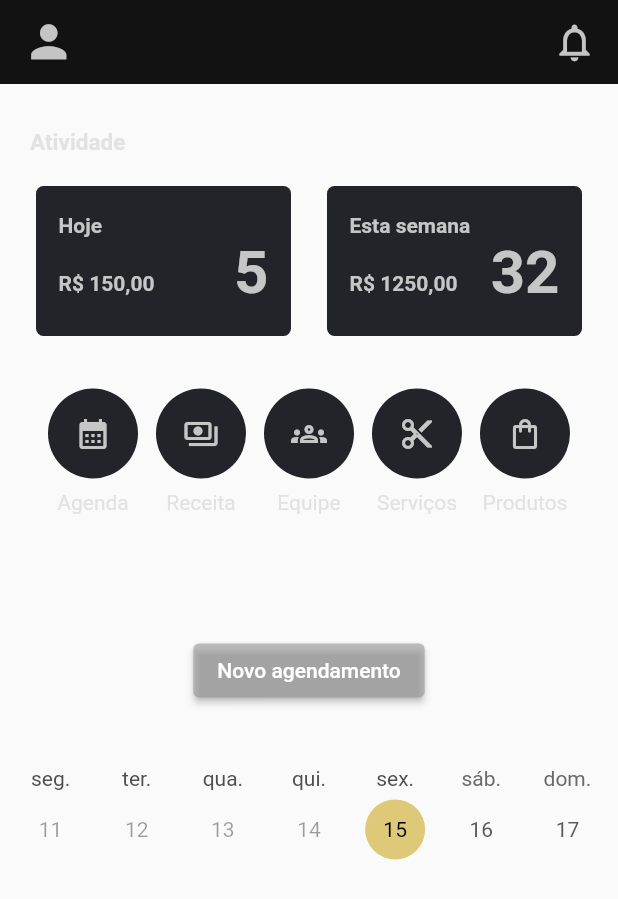
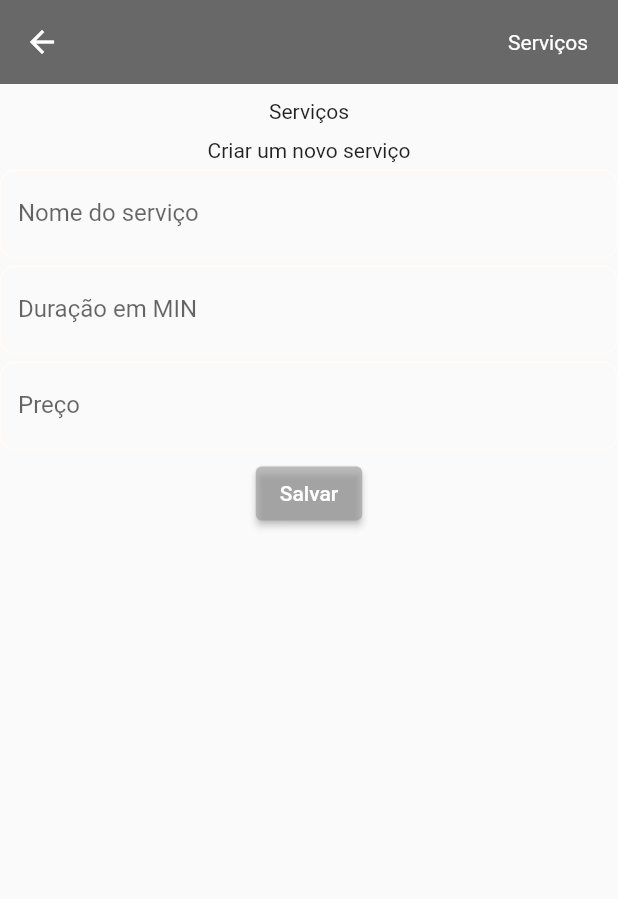
Before and after one commit to Antony-Lucas/barbershop_app, a Flutter app: the AdminHome screen opened directly, after a tap on the "content cut" icon, on a phone screen of 412 x 824 dp. Shown: the top 899 px of the screen. Run offline on Flutter 3.47's test engine with Material 2 defaults, Android fonts, the phone set to English and light mode, and no system bars; drawn by our look-alikes of table_calendar; our stand-ins replace shared_preferences; missing offline and left inert: shared_preferences_web; accounts and stored records are empty.

Commit message:
adding services

```diff
--- a/lib/routes/admin/admin_calendar.dart
+++ b/lib/routes/admin/admin_calendar.dart
@@ -1,7 +1,7 @@
-import 'package:barbershop_app/routes/admin/admin_schedule.dart';
 import 'package:flutter/material.dart';
 import 'package:table_calendar/table_calendar.dart';
 import 'package:intl/date_symbol_data_local.dart';
+import 'package:barbershop_app/widgets/default_textfield.dart';
 import 'package:barbershop_app/widgets/colorPallete.dart';
 
 class Showcalendar extends StatefulWidget {
@@ -71,43 +71,41 @@ class _WeekDaysState extends State<WeekDays> {
     return mySelectedEvents[datetime] ?? [];
   }
 
-  _showAddEvents() async{
+  _showAddEvents() async {
     await showDialog(
         context: context,
         builder: (context) => AlertDialog(
               title: const Text("Novo agendamento"),
-          content: Column(
-            children: [
-              buildTextField(controller: nameController, hint: "Nome do cliente"),
+              content: Column(children: [
+                buildTextField(
+                    controller: nameController, hint: "Nome do cliente"),
                 buildTextField(controller: tellController, hint: "Contato"),
                 const SizedBox(height: 20.0),
-            ]
-          ),
-          actions:[
+              ]),
+              actions: [
                 TextButton(
                   onPressed: () => Navigator.pop(context),
                   child: const Text("Cancelar"),
                 ),
                 TextButton(
-              onPressed: (){
-                if(nameController.text.isEmpty &&
-                  tellController.text.isEmpty)
-                {
-                  ScaffoldMessenger.of(context).showSnackBar(
-                    const SnackBar(
-                      content: Text("Por favor, preencha os campos obrigatórios"),
+                    onPressed: () {
+                      if (nameController.text.isEmpty &&
+                          tellController.text.isEmpty) {
+                        ScaffoldMessenger.of(context)
+                            .showSnackBar(const SnackBar(
+                          content: Text(
+                              "Por favor, preencha os campos obrigatórios"),
                           duration: Duration(seconds: 3),
-                    )
-                  );return;
-                }else{
+                        ));
+                        return;
+                      } else {
                         setState(() {
-                    if(mySelectedEvents[_selectedDay] != null){
+                          if (mySelectedEvents[_selectedDay] != null) {
                             mySelectedEvents[_selectedDay]?.add(ClientEvents(
                               clientName: nameController.text,
                               clientTell: tellController.text,
-                        )
-                      );
-                    }else{
+                            ));
+                          } else {
                             mySelectedEvents[_selectedDay!] = [
                               ClientEvents(
                                 clientName: nameController.text,
@@ -124,12 +122,11 @@ class _WeekDaysState extends State<WeekDays> {
                         return;
                       }
                     },
-              child: const Text("Novo agendamento")
-            )
+                    child: const Text("Novo agendamento"))
               ],
-        )
-      );
+            ));
   }
+
   @override
   Widget build(BuildContext context) {
     initializeDateFormatting('pt');
@@ -164,7 +161,8 @@ class _WeekDaysState extends State<WeekDays> {
                       });
                     },
                     headerStyle: const HeaderStyle(
-                    headerPadding:EdgeInsets.symmetric(horizontal: 20, vertical: 30),
+                      headerPadding:
+                          EdgeInsets.symmetric(horizontal: 20, vertical: 30),
                       formatButtonVisible: false,
                       titleCentered: true,
                       leftChevronVisible: false,
@@ -183,9 +181,6 @@ class _WeekDaysState extends State<WeekDays> {
                         shape: BoxShape.circle,
                       ),
                       selectedTextStyle: TextStyle(color: Colors.black),
-                      markerDecoration: BoxDecoration(
-                        color: Colors.transparent,
-                      ),
                     ),
                     selectedDayPredicate: (day) {
                       return isSameDay(_selectedDay, day);
@@ -202,9 +197,10 @@ class _WeekDaysState extends State<WeekDays> {
                     eventLoader: _listOfDay,
                   ),
                   ..._listOfDay(_selectedDay!).map((clientEvents) => ListTile(
-                  contentPadding: const EdgeInsets.symmetric(horizontal: 15.0, vertical: 5.0),
+                        contentPadding: const EdgeInsets.symmetric(
+                            horizontal: 15.0, vertical: 5.0),
                         trailing: IconButton(
-                    onPressed: (){},
+                          onPressed: () {},
                           icon: const Icon(
                             Icons.notifications,
                           ),
@@ -214,8 +210,7 @@ class _WeekDaysState extends State<WeekDays> {
                           child: Text("Nome: ${clientEvents.clientName}"),
                         ),
                         subtitle: Text("Contato: ${clientEvents.clientTell}"),
-                )
-              )
+                      ))
                 ],
               ),
             ),
@@ -224,24 +219,6 @@ class _WeekDaysState extends State<WeekDays> {
       ],
     );
   }
-}
-
-Widget buildTextField(
-    {String? hint, required TextEditingController controller}) {
-  return TextField(
-    controller: controller,
-    textCapitalization: TextCapitalization.words,
-    decoration: InputDecoration(
-      labelText: hint ?? '',
-      focusedBorder: OutlineInputBorder(
-        borderSide: const BorderSide(color: Colors.black38),
-        borderRadius: BorderRadius.circular(10.0)),
-      enabledBorder: OutlineInputBorder(
-        borderSide: const BorderSide(color: AppColors.babyPowder),
-        borderRadius: BorderRadius.circular(10.0)
-      )
-    ),
-  );
 }
 
 class ClientEvents {
--- a/lib/routes/admin/admin_home.dart
+++ b/lib/routes/admin/admin_home.dart
@@ -2,6 +2,7 @@ import 'package:flutter/material.dart';
 import 'package:barbershop_app/routes/admin/admin_schedule.dart';
 import 'package:barbershop_app/routes/admin/admin_profile.dart';
 import 'package:barbershop_app/routes/admin/admin_calendar.dart';
+import 'package:barbershop_app/routes/admin/admin_services.dart';
 
 class AdminHome extends StatefulWidget {
   const AdminHome({Key? key}) : super(key: key);
@@ -281,7 +282,11 @@ class _CircularMenuState extends State<CircularMenu> {
                 child: IconButton(
                   icon: const Icon(Icons.cut,
                       color: Color.fromARGB(222, 222, 222, 222)),
-                  onPressed: () {},
+                  onPressed: () {
+                    Navigator.push(context,
+                      MaterialPageRoute(builder: (context) => const Services())
+                    );
+                  },
                 ),
                 decoration: BoxDecoration(
                     color: const Color.fromRGBO(35, 36, 42, 1),
--- a/lib/routes/admin/admin_services.dart
+++ b/lib/routes/admin/admin_services.dart
@@ -1 +1,106 @@
+import 'package:barbershop_app/routes/admin/admin_schedule.dart';
 import 'package:flutter/material.dart';
+import 'package:barbershop_app/widgets/default_textfield.dart';
+
+class Services extends StatefulWidget {
+  const Services({Key? key}) : super(key: key);
+
+  @override
+  State<Services> createState() => _ServicesState();
+}
+
+class _ServicesState extends State<Services> {
+  final serviceNameController = TextEditingController();
+  final priceController = TextEditingController();
+  final durationController = TextEditingController();
+  bool value = true;
+  late Map<List<NewService>, bool> mySelectedServices;
+  @override
+  void dispose() {
+    serviceNameController.dispose();
+    priceController.dispose();
+    durationController.dispose();
+    super.dispose();
+  }
+  List<bool> testcheck = [];
+  List<NewService> addServices = [];
+  @override
+  Widget build(BuildContext context) {
+    return Stack(
+      children: <Widget>[
+        Scaffold(
+          appBar: AppBar(
+            backgroundColor: const Color.fromARGB(255, 104, 104, 104),
+            elevation: 0,
+            actions: <Widget>[
+              Container(
+                padding: const EdgeInsets.all(20.0),
+                child: const Text("Serviços"),
+              )
+            ],
+          ),
+          body: SingleChildScrollView(
+            child: Column(children: <Widget>[
+              Padding(
+                padding: const EdgeInsets.all(10.0),
+                child: Column(
+                  children: const <Widget>[
+                    Text("Serviços"),
+                  ],
+                ),
+              ),
+              SingleChildScrollView(
+                child: Column(children: <Widget>[
+                  const Text("Criar um novo serviço"),
+                  const SizedBox(height: 5.0),
+                  buildTextField(
+                      controller: serviceNameController,
+                      hint: "Nome do serviço"),
+                  const SizedBox(height: 5.0),
+                  buildTextField(
+                      controller: durationController, hint: "Duração em MIN"),
+                  const SizedBox(height: 5.0),
+                  buildTextField(controller: priceController, hint: "Preço"),
+                  const SizedBox(height: 5.0),
+                ]),
+              ),
+              ...addServices.map((services) => CheckboxListTile(
+                  title: Text(services.title),
+                  value: testcheck.contains(false),
+                  onChanged: (value) {
+                  setState(() {
+                    testcheck.add(false);
+                  });
+                  }
+                )
+              ),
+              ElevatedButton(
+                onPressed: () {
+                  setState(() {
+                    addServices.add(
+                      NewService(
+                        id: 5,
+                        min: 30,
+                        title: serviceNameController.text,
+                        price: 5.50
+                      )
+                    );
+                  }
+                );
+              },
+              child: const Text("Salvar")),
+            ],
+          ),
+        ),),
+      ],
+    );
+  }
+}
+
+class NewService {
+  final int id, min;
+  final String title;
+  final double price;
+
+  NewService({required this.id, required this.title, required this.min, required this.price});
+}
--- /dev/null
+++ b/lib/widgets/default_textfield.dart
@@ -0,0 +1,20 @@
+import 'package:flutter/material.dart';
+import 'package:barbershop_app/widgets/colorPallete.dart';
+
+Widget buildTextField(
+    {String? hint, required TextEditingController controller}) {
+  return TextField(
+    controller: controller,
+    textCapitalization: TextCapitalization.words,
+    decoration: InputDecoration(
+      labelText: hint ?? '',
+      focusedBorder: OutlineInputBorder(
+        borderSide: const BorderSide(color: Colors.black38),
+        borderRadius: BorderRadius.circular(10.0)),
+      enabledBorder: OutlineInputBorder(
+        borderSide: const BorderSide(color: AppColors.babyPowder),
+        borderRadius: BorderRadius.circular(10.0)
+      )
+    ),
+  );
+}
```
Also changed, not shown: lib/routes/admin/admin_schedule.dart (+27 -52 lines). Lines whose indentation alone changed are shown as unchanged.
